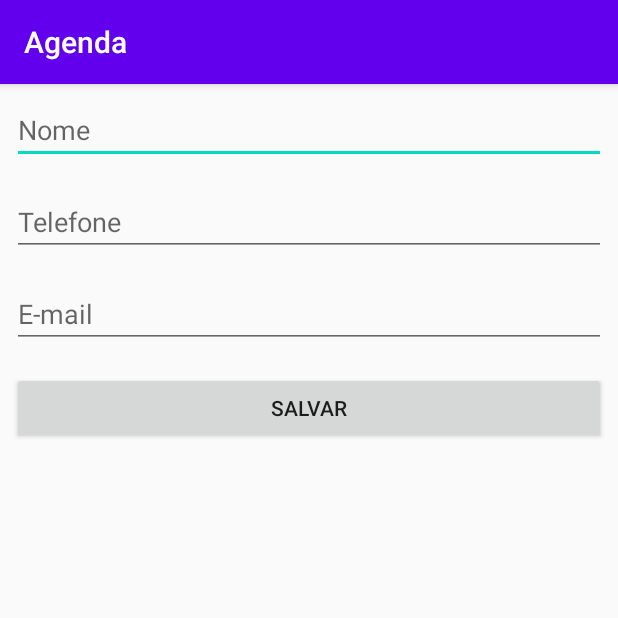
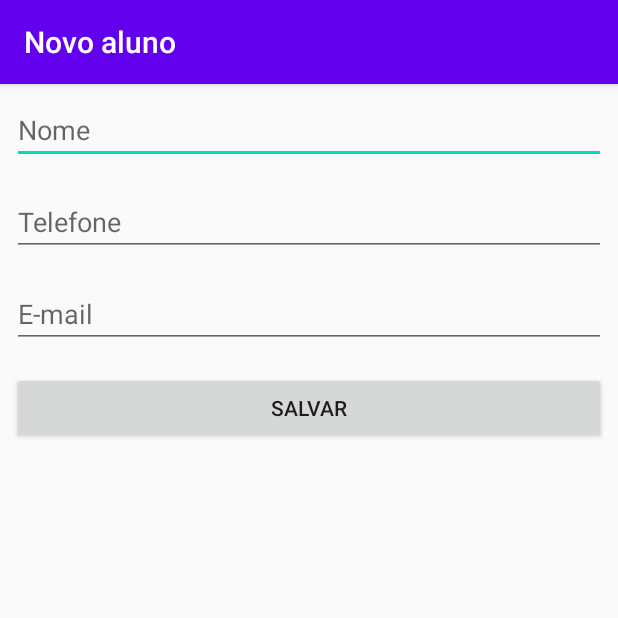
Before and after one commit to Wprosdocimo/LABS, an Android app: the screen it shows after launch (FormularioAlunoActivity), after a tap on an icon or button, on a phone screen of 412 x 824 dp, the top half of it. Run offline under Robolectric (Android 15) with nearby library versions, the phone set to English and light mode, and no system bars.

Commit message:
Refatoração do código.

```diff
--- a/Agenda/app/src/main/java/com/example/agenda/ui/activity/FormularioAlunoActivity.java
+++ b/Agenda/app/src/main/java/com/example/agenda/ui/activity/FormularioAlunoActivity.java
@@ -1,13 +1,11 @@
 package com.example.agenda.ui.activity;
 
-import androidx.appcompat.app.AppCompatActivity;
-
-import android.content.Intent;
 import android.os.Bundle;
 import android.view.View;
 import android.widget.Button;
 import android.widget.EditText;
-import android.widget.Toast;
+
+import androidx.appcompat.app.AppCompatActivity;
 
 import com.example.agenda.R;
 import com.example.agenda.dao.AlunoDAO;
@@ -15,30 +13,47 @@ import com.example.agenda.model.Aluno;
 
 public class FormularioAlunoActivity extends AppCompatActivity {
 
+    public static final String TITULO_APPBAR = "Novo aluno";
+    private EditText campoNome;
+    private EditText campoTelefone;
+    private EditText campoEmail;
+    private final AlunoDAO dao = new AlunoDAO();
+
     @Override
     protected void onCreate(Bundle savedInstanceState) {
         super.onCreate(savedInstanceState);
         setContentView(R.layout.activity_formulario_aluno);
+        setTitle(TITULO_APPBAR);
+        inicializacaoDosCampos();
+        configuraBotaoSalvar();
+    }
 
-        final AlunoDAO dao = new AlunoDAO();
-
-        final EditText campoNome = findViewById(R.id.activity_formulario_aluno_nome);
-        final EditText campoTelefone = findViewById(R.id.activity_formulario_aluno_telefone);
-        final EditText campoEmail = findViewById(R.id.activity_formulario_aluno_email);
-
+    private void configuraBotaoSalvar() {
         Button botaoSalvar = findViewById(R.id.activiti_formulario_aluno_botao_salvar);
         botaoSalvar.setOnClickListener(new View.OnClickListener() {
             @Override
             public void onClick(View v) {
-                String nome = campoNome.getText().toString();
-                String telefone = campoTelefone.getText().toString();
-                String email = campoEmail.getText().toString();
-
-                Aluno alunoCriado = new Aluno(nome, telefone, email);
-                dao.salva(alunoCriado);
-
-                finish();
+                Aluno alunoCriado = criaAluno();
+                salvaAluno(alunoCriado);
             }
         });
     }
+
+    private void inicializacaoDosCampos() {
+        campoNome = findViewById(R.id.activity_formulario_aluno_nome);
+        campoTelefone = findViewById(R.id.activity_formulario_aluno_telefone);
+        campoEmail = findViewById(R.id.activity_formulario_aluno_email);
+    }
+
+    private void salvaAluno(Aluno alunoCriado) {
+        dao.salva(alunoCriado);
+        finish();
+    }
+
+    private Aluno criaAluno() {
+        String nome = campoNome.getText().toString();
+        String telefone = campoTelefone.getText().toString();
+        String email = campoEmail.getText().toString();
+        return new Aluno(nome, telefone, email);
+    }
 }
--- a/Agenda/app/src/main/java/com/example/agenda/ui/activity/ListaAlunosActivity.java
+++ b/Agenda/app/src/main/java/com/example/agenda/ui/activity/ListaAlunosActivity.java
@@ -14,31 +14,40 @@ import com.example.agenda.dao.AlunoDAO;
 import com.google.android.material.floatingactionbutton.FloatingActionButton;
 
 public class ListaAlunosActivity extends AppCompatActivity {
+
+    public static final String TITULO_APPBAR = "Lista de Alunos";
+    private final AlunoDAO dao = new AlunoDAO();
+
     @Override
     protected void onCreate(@Nullable Bundle savedInstanceState) {
         super.onCreate(savedInstanceState);
         setContentView(R.layout.activity_lista_alunos);
+        setTitle(TITULO_APPBAR);
+        configuraFabNovoAluno();
+    }
 
-
-
-        setTitle("Lista de Alunos");
-
+    private void configuraFabNovoAluno() {
         FloatingActionButton botaoNovoAluno = findViewById(R.id.actibvity_main_fab_novo_aluno);
         botaoNovoAluno.setOnClickListener(new View.OnClickListener() {
             @Override
             public void onClick(View v) {
-                startActivity(new Intent(ListaAlunosActivity.this,
-                        FormularioAlunoActivity.class));
+                abreFormularioAlunoActivity();
             }
         });
+    }
+
+    private void abreFormularioAlunoActivity() {
+        startActivity(new Intent(this,
+                FormularioAlunoActivity.class));
     }
 
     @Override
     protected void onResume() {
         super.onResume();
+        configuraLista();
+    }
 
-        AlunoDAO dao = new AlunoDAO();
-
+    private void configuraLista() {
         ListView listaDeAlunos = findViewById(R.id.activity_lista_de_alunos_listview);
         listaDeAlunos.setAdapter(
                 new ArrayAdapter<>(
```
